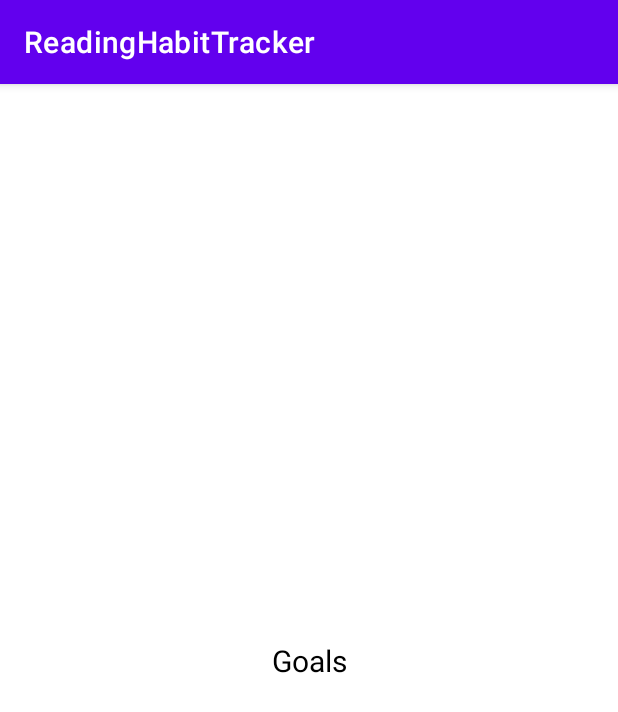
After one commit to emineinan/ReadingHabitTracker, an Android app: the GoalsFragment screen opened through its navigation route, on a phone screen of 412 x 824 dp. The commit adds this screen. Shown: the top 712 px of the screen. Run offline under Robolectric (Android 15) with nearby library versions, the phone set to English and light mode, and no system bars; our stand-ins replace Dagger/Hilt's generated code; libraries missing offline, so code that uses them is left out: com.huawei.agconnect.

Commit message:
Create GoalsFragment

```diff
--- /dev/null
+++ b/app/src/main/java/com/hms/readinghabittracker/ui/goals/GoalsFragment.kt
@@ -0,0 +1,20 @@
+package com.hms.readinghabittracker.ui.goals
+
+import android.os.Bundle
+import android.view.LayoutInflater
+import android.view.View
+import android.view.ViewGroup
+import androidx.fragment.app.Fragment
+import com.hms.readinghabittracker.R
+import com.hms.readinghabittracker.databinding.FragmentGoalsBinding
+
+class GoalsFragment : Fragment() {
+    private lateinit var binding: FragmentGoalsBinding
+    override fun onCreateView(
+        inflater: LayoutInflater, container: ViewGroup?,
+        savedInstanceState: Bundle?
+    ): View {
+        binding = FragmentGoalsBinding.inflate(inflater, container, false)
+        return binding.root
+    }
+}
--- /dev/null
+++ b/app/src/main/res/layout/fragment_goals.xml
@@ -0,0 +1,21 @@
+<?xml version="1.0" encoding="utf-8"?>
+<androidx.constraintlayout.widget.ConstraintLayout xmlns:android="http://schemas.android.com/apk/res/android"
+    xmlns:app="http://schemas.android.com/apk/res-auto"
+    xmlns:tools="http://schemas.android.com/tools"
+    android:layout_width="match_parent"
+    android:layout_height="match_parent"
+    tools:context=".ui.goals.GoalsFragment">
+
+    <TextView
+        android:layout_width="match_parent"
+        android:layout_height="wrap_content"
+        android:text="@string/goals"
+        android:textAlignment="center"
+        android:textColor="@color/black"
+        android:textSize="20sp"
+        app:layout_constraintBottom_toBottomOf="parent"
+        app:layout_constraintEnd_toEndOf="parent"
+        app:layout_constraintStart_toStartOf="parent"
+        app:layout_constraintTop_toTopOf="parent" />
+
+</androidx.constraintlayout.widget.ConstraintLayout>
--- a/app/src/main/res/navigation/nav_graph.xml
+++ b/app/src/main/res/navigation/nav_graph.xml
@@ -53,4 +53,9 @@
             app:popUpTo="@id/onBoardingFragment"
             app:popUpToInclusive="true" />
     </fragment>
+    <fragment
+        android:id="@+id/goalsFragment"
+        android:name="com.hms.readinghabittracker.ui.goals.GoalsFragment"
+        android:label="fragment_goals"
+        tools:layout="@layout/fragment_goals" />
 </navigation>
```
